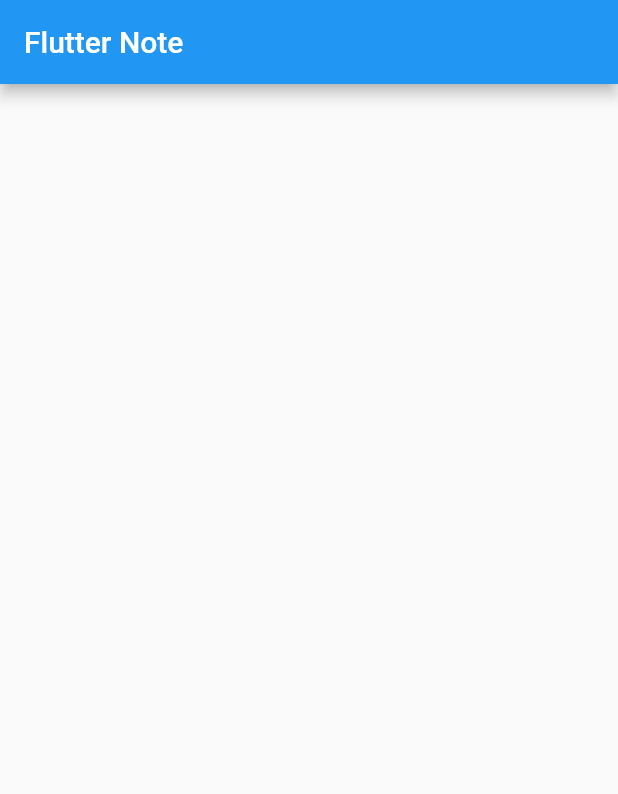
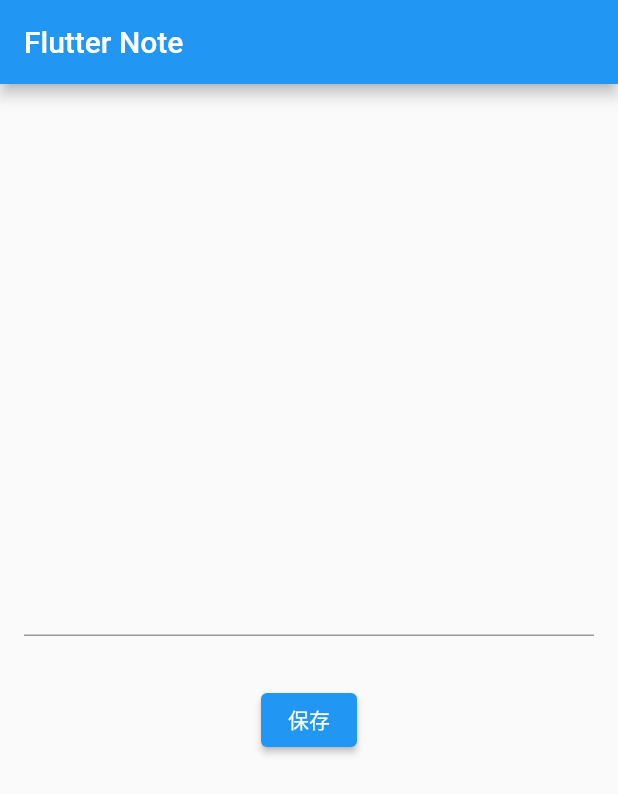
Before and after one commit to kakikubo/flutter_note, a Flutter app: the screen it shows after launch, on a phone screen of 412 x 824 dp. Shown: the top 794 px of the screen. Run offline on Flutter 3.47's test engine with Material 2 defaults, Android fonts, the phone set to English and light mode, and no system bars.

Commit message:
テキストフィールドと保存ボタンを画面中央に配置。余白も設定する

```diff
--- a/lib/main.dart
+++ b/lib/main.dart
@@ -14,7 +14,21 @@ class MyApp extends StatelessWidget {
         appBar: AppBar(
           title: const Text('Flutter Note'),
         ),
-        body: Container(),
+        body: Padding(
+          padding: const EdgeInsets.all(16),
+          child: Column(
+            children: [
+              const Spacer(),
+              const TextField(),
+              const SizedBox(height: 32),
+              ElevatedButton(
+                onPressed: () {},
+                child: const Text('保存'),
+              ),
+              const Spacer(),
+            ],
+          ),
+        ),
       ),
     );
   }
```
Also changed, not shown: 1 other file.
